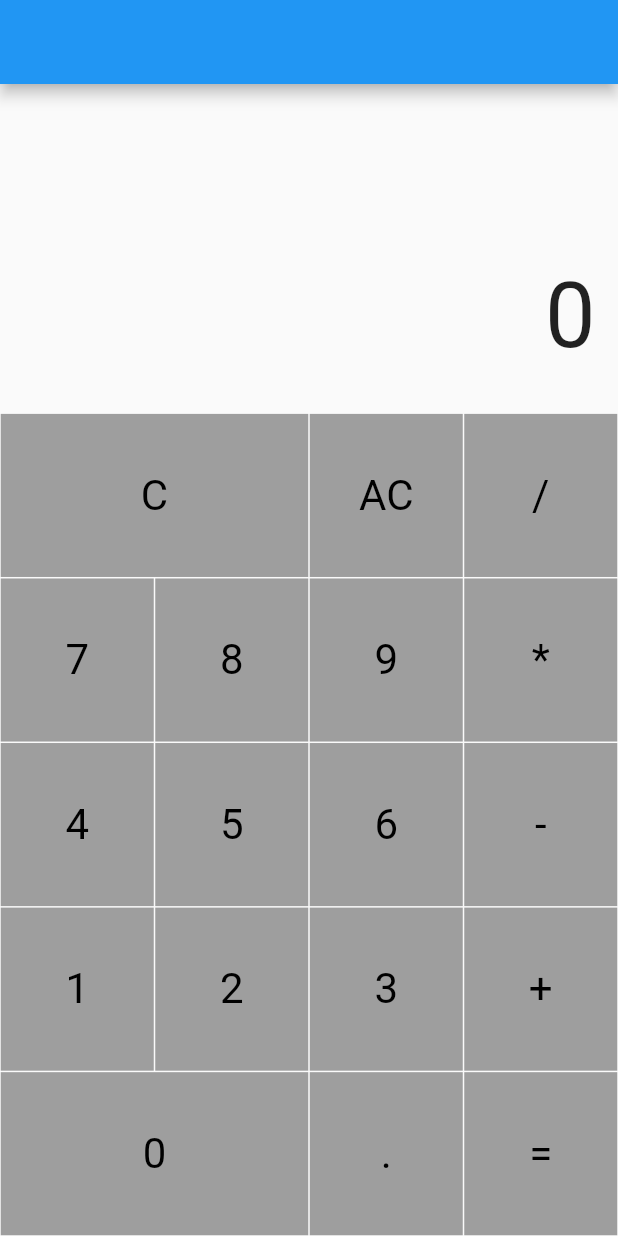
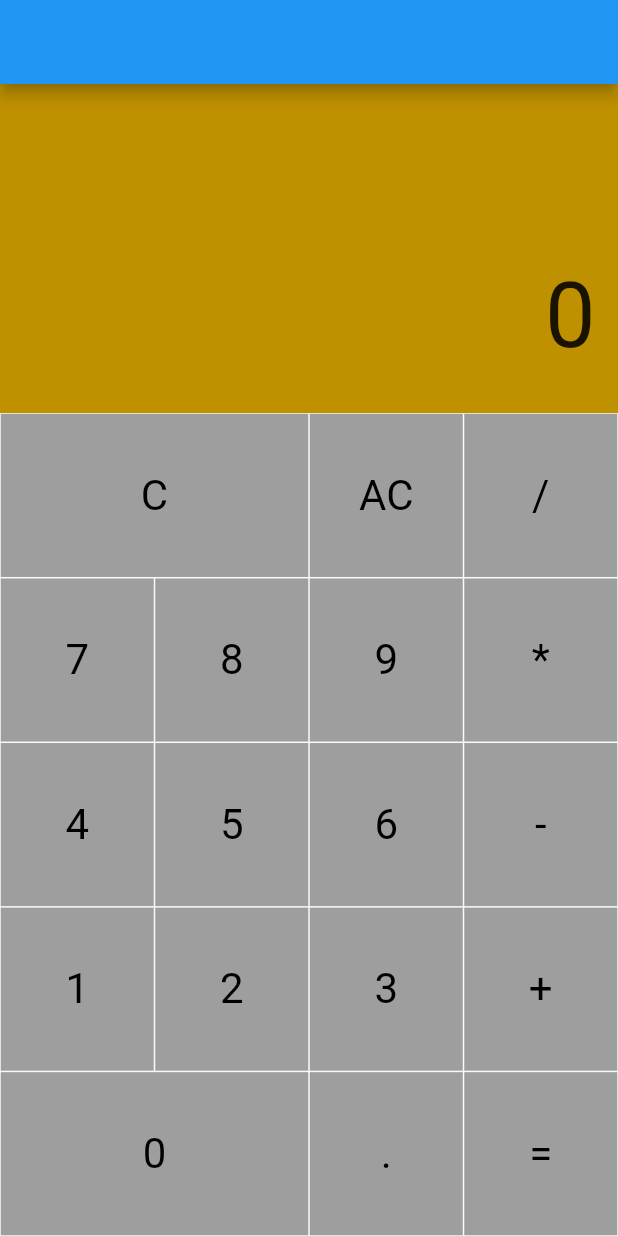
Before and after one commit to aknowak01/calculator, a Flutter app: the screen it shows after launch, on a phone screen of 412 x 824 dp. Run offline on Flutter 3.47's test engine with Material 2 defaults, Android fonts, the phone set to English and light mode, and no system bars; our stand-ins replace math_expressions.

Commit message:
Color change

```diff
--- a/lib/widget/calculatorportrait.dart
+++ b/lib/widget/calculatorportrait.dart
@@ -55,6 +55,7 @@ class _CalculatePortraitState extends State<CalculatePortrait> {
   Widget build(BuildContext context) {
     return Scaffold(
     appBar: AppBar(
+      foregroundColor: Color.fromRGBO(191, 144, 0, 1),
       title: Text(widget.ttile),
     ),
       body: Column(
@@ -63,6 +64,7 @@ class _CalculatePortraitState extends State<CalculatePortrait> {
           Expanded(
             flex: 2,
            child: Container(
+            color: Color.fromRGBO(191, 144, 0, 1),
              alignment: Alignment.bottomRight,
              child: Padding(
                padding: const EdgeInsets.fromLTRB(15, 15, 15, 30),
```
